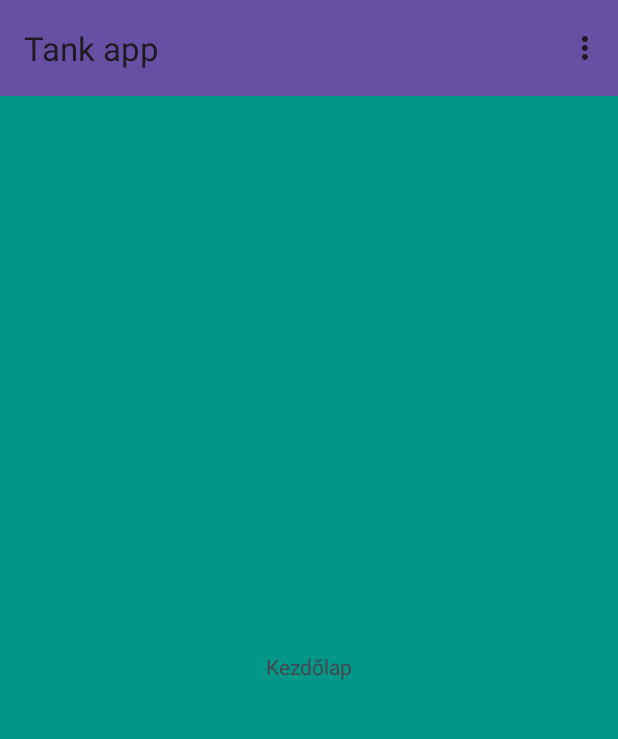
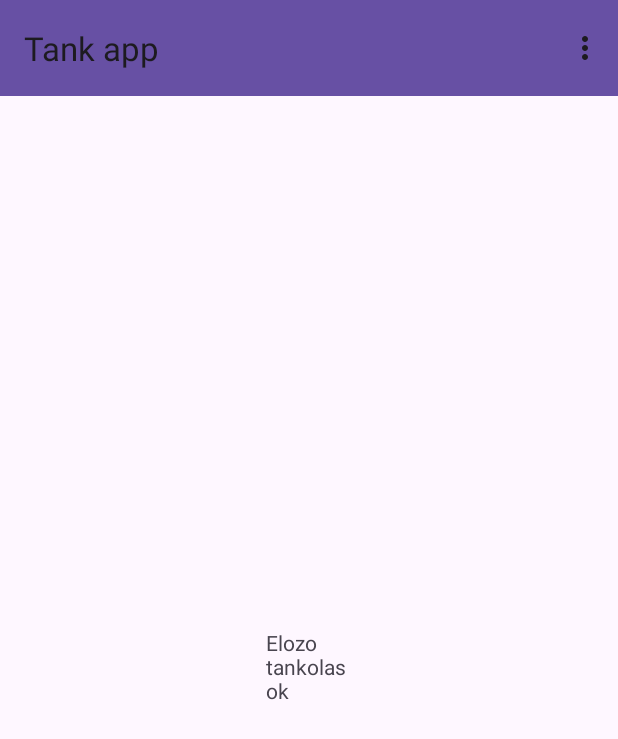
Before and after one commit to badinszky97/android_beadando, an Android app: the screen it shows after launch (MainActivity), in the options menu, after a tap on "Előző tankolások", on a phone screen of 412 x 824 dp. Shown: the top 739 px of the screen. Run offline under Robolectric (Android 15) with nearby library versions, the phone set to English and light mode, and no system bars.

Commit message:
Ures oldal hozzaadva

```diff
--- /dev/null
+++ b/app/src/main/java/hu/nje/tankolasnyilvantarto/ElozoTankolasok.java
@@ -0,0 +1,32 @@
+package hu.nje.tankolasnyilvantarto;
+
+import android.os.Bundle;
+
+import androidx.fragment.app.Fragment;
+
+import android.view.LayoutInflater;
+import android.view.View;
+import android.view.ViewGroup;
+
+public class ElozoTankolasok extends Fragment {
+
+    public ElozoTankolasok() {
+        // Required empty public constructor
+    }
+
+
+    public static ElozoTankolasok newInstance(String param1, String param2) {
+        ElozoTankolasok fragment = new ElozoTankolasok();
+        Bundle args = new Bundle();
+        fragment.setArguments(args);
+        return fragment;
+    }
+
+    @Override
+    public View onCreateView(LayoutInflater inflater, ViewGroup container,
+                             Bundle savedInstanceState) {
+        // Inflate the layout for this fragment
+        View view = inflater.inflate(R.layout.fragment_elozo_tankolasok, container, false);
+        return view;
+    }
+}
--- a/app/src/main/java/hu/nje/tankolasnyilvantarto/MainActivity.java
+++ b/app/src/main/java/hu/nje/tankolasnyilvantarto/MainActivity.java
@@ -43,7 +43,7 @@ public class MainActivity extends AppCompatActivity {
             loadFragment(new Kezdolap(), "Fooldal");
         } else if (id == R.id.action_elozo_tankolasok) {
             //showMessage("Beállítások");
-            //loadFragment(new Settings_fragment(), "ElozoTankolasok");
+            loadFragment(new ElozoTankolasok(), "ElozoTankolasok");
         }else if (id == R.id.action_fogyasztasi_adatok) {
             //showMessage("Beállítások");
             //loadFragment(new Categories_fragment(), "FogyasztasiAdatok");
--- /dev/null
+++ b/app/src/main/res/layout/fragment_elozo_tankolasok.xml
@@ -0,0 +1,19 @@
+<?xml version="1.0" encoding="utf-8"?>
+<androidx.constraintlayout.widget.ConstraintLayout xmlns:android="http://schemas.android.com/apk/res/android"
+    xmlns:app="http://schemas.android.com/apk/res-auto"
+    xmlns:tools="http://schemas.android.com/tools"
+    android:id="@+id/frameLayout2"
+    android:layout_width="match_parent"
+    android:layout_height="match_parent"
+    tools:context=".ElozoTankolasok" >
+
+    <TextView
+        android:id="@+id/textView2"
+        android:layout_width="58dp"
+        android:layout_height="wrap_content"
+        android:text="Elozo tankolasok"
+        app:layout_constraintBottom_toBottomOf="parent"
+        app:layout_constraintEnd_toEndOf="parent"
+        app:layout_constraintStart_toStartOf="parent"
+        app:layout_constraintTop_toTopOf="parent" />
+</androidx.constraintlayout.widget.ConstraintLayout>
```
